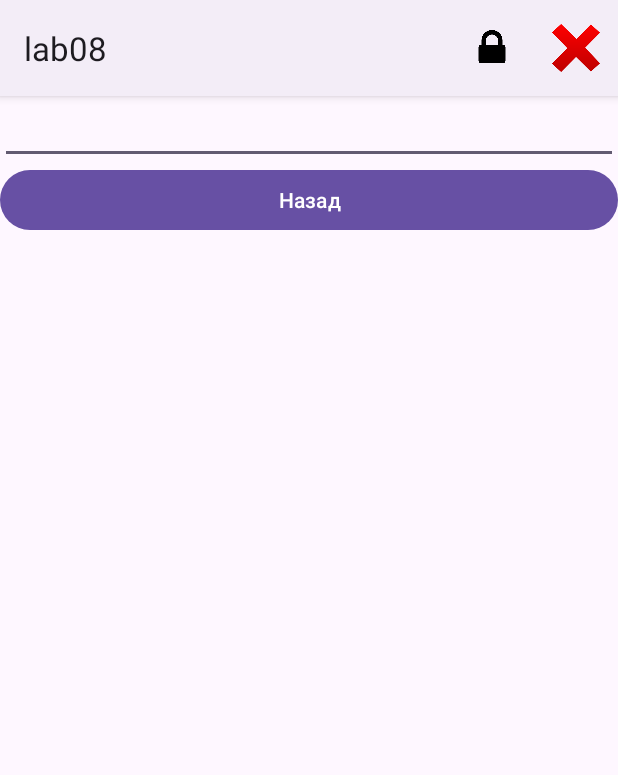
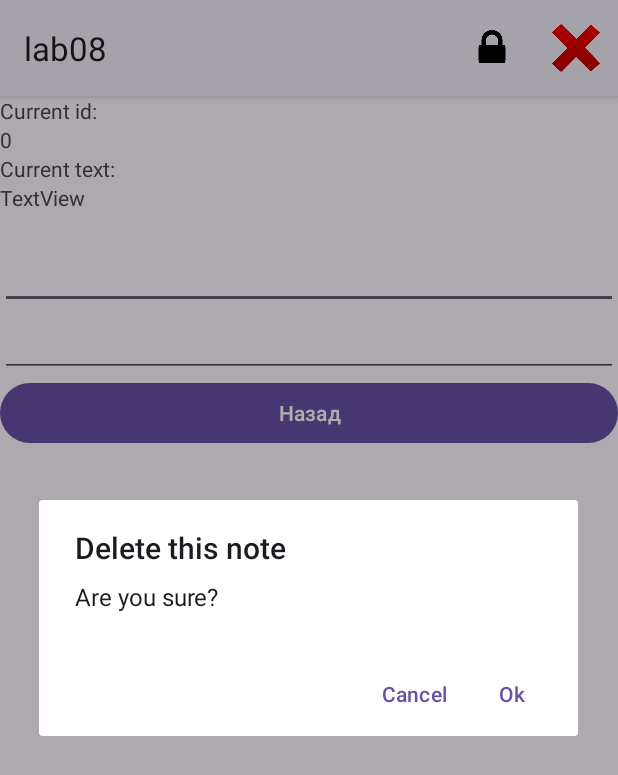
Before and after one commit to Suchimauzic/lab08, an Android app: the Main2Activity screen opened directly, with no data from a screen before it, after a tap on "Item", on a phone screen of 412 x 824 dp. Shown: the top 775 px of the screen. Run offline under Robolectric (Android 15) with nearby library versions, the phone set to English and light mode, and no system bars; 1 statement that could not run was skipped.

Commit message:
Dodelat intarface

```diff
--- a/app/src/main/java/g313/gusev/lab08/DB.java
+++ b/app/src/main/java/g313/gusev/lab08/DB.java
@@ -4,6 +4,7 @@ import android.content.Context;
 import android.database.Cursor;
 import android.database.sqlite.SQLiteDatabase;
 import android.database.sqlite.SQLiteOpenHelper;
+import android.util.Log;
 import android.widget.Toast;
 
 import androidx.annotation.Nullable;
@@ -64,6 +65,8 @@ public class DB  extends SQLiteOpenHelper{
         String sid = String.valueOf(id);
         SQLiteDatabase db = getWritableDatabase();
         String sql = "UPDATE notes SET txt = '" + txt + "' WHERE id = " + sid + ";";
+        //String sql = "UPDATE notes set txt = 'aboba' where id = 3";
+        Log.e("Update completed", "Vse chiki-puki");
         db.execSQL(sql);
     }
 
--- a/app/src/main/java/g313/gusev/lab08/Main2Activity.java
+++ b/app/src/main/java/g313/gusev/lab08/Main2Activity.java
@@ -1,21 +1,28 @@
 package g313.gusev.lab08;
 
 import androidx.annotation.NonNull;
+import androidx.appcompat.app.AlertDialog;
 import androidx.appcompat.app.AppCompatActivity;
 
+import android.annotation.SuppressLint;
+import android.content.DialogInterface;
 import android.content.Intent;
 import android.os.Bundle;
 import android.view.Menu;
 import android.view.MenuItem;
 import android.view.View;
+import android.view.ViewGroup;
 import android.widget.EditText;
+import android.widget.LinearLayout;
+import android.widget.TextView;
 import android.widget.Toast;
 
 public class Main2Activity extends AppCompatActivity {
 
-    EditText txtctl;
+    EditText txtctl, txtId;
     int nid;
-    String ntxt;
+    String txt;
+    TextView tvtxt, idtxt;
 
     @Override
     protected void onCreate(Bundle savedInstanceState) {
@@ -23,10 +30,19 @@ public class Main2Activity extends AppCompatActivity {
         setContentView(R.layout.activity_main2);
 
         txtctl = findViewById(R.id.txt_content);
+        idtxt = findViewById(R.id.txtId);
+        //tvtxt = findViewById(R.id.currentNote);
+        //txtId = findViewById(R.id.txtIdElem);
 
         Intent i = getIntent();
         nid = i.getIntExtra("note-id", 0);
-        ntxt = i.getStringExtra("note-txt");
+        txt = i.getStringExtra("note-txt");
+
+        txt = String.valueOf(txt);
+        tvtxt.setText(txt);
+        idtxt.setText(String.valueOf(nid));
+        //txtId.setText(String.valueOf(nid));
+        //txtctl.setText(txt);
     }
 
     @Override
@@ -43,8 +59,25 @@ public class Main2Activity extends AppCompatActivity {
             g.notes.alterNote(nid, txtctl.getText().toString());
             Toast.makeText(this, "Значения поля было изменено!", Toast.LENGTH_SHORT).show();
         } else if (id == R.id.item_delete) {
-            g.notes.deleteNote(nid);
-            Toast.makeText(this, "Поле удалено!", Toast.LENGTH_SHORT).show();
+            AlertDialog.Builder dialog = new AlertDialog.Builder(this);
+            dialog.setTitle("Delete this note");
+            dialog.setMessage("Are you sure?");
+            dialog.setPositiveButton("Ok",
+                    new DialogInterface.OnClickListener() {
+                        @Override
+                        public void onClick(DialogInterface dialog, int which) {
+                            g.notes.deleteNote(nid);
+                            finish();
+                        }
+                    });
+            dialog.setNegativeButton("Cancel",
+                    new DialogInterface.OnClickListener() {
+                        @Override
+                        public void onClick(DialogInterface dialog, int which) {
+                            dialog.cancel();
+                        }
+                    });
+            dialog.show();
         }
 
         return super.onOptionsItemSelected(item);
--- a/app/src/main/java/g313/gusev/lab08/MainActivity.java
+++ b/app/src/main/java/g313/gusev/lab08/MainActivity.java
@@ -40,7 +40,7 @@ public class MainActivity extends AppCompatActivity {
             mynote n = adp.getItem(position);
             Intent i = new Intent(ctx, Main2Activity.class);
             i.putExtra("note-id", n.id);
-            i.putExtra("note-id", n.txt);
+            i.putExtra("note-txt", n.txt);
             startActivityForResult(i, 404);
         });
 
@@ -55,7 +55,9 @@ public class MainActivity extends AppCompatActivity {
 
     @Override
     protected void onActivityResult(int requestCode, int resultCode, @Nullable Intent data) {
-        update_list();
+        if (requestCode == 404) {
+            update_list();
+        }
         super.onActivityResult(requestCode, resultCode, data);
     }
 
--- a/app/src/main/res/layout/activity_main2.xml
+++ b/app/src/main/res/layout/activity_main2.xml
@@ -2,10 +2,48 @@
 <LinearLayout xmlns:android="http://schemas.android.com/apk/res/android"
     xmlns:app="http://schemas.android.com/apk/res-auto"
     xmlns:tools="http://schemas.android.com/tools"
+    android:id="@+id/txtIdElem"
     android:layout_width="match_parent"
     android:layout_height="match_parent"
     android:orientation="vertical"
     tools:context=".Main2Activity">
+
+    <TextView
+        android:id="@+id/textView4"
+        android:layout_width="match_parent"
+        android:layout_height="wrap_content"
+        android:text="Current id:" />
+
+    <TextView
+        android:id="@+id/txtId"
+        android:layout_width="match_parent"
+        android:layout_height="wrap_content"
+        android:text="TextView" />
+
+    <TextView
+        android:id="@+id/textView"
+        android:layout_width="match_parent"
+        android:layout_height="wrap_content"
+        android:text="Current text:" />
+
+    <TextView
+        android:id="@+id/currentNote"
+        android:layout_width="match_parent"
+        android:layout_height="wrap_content"
+        android:text="TextView" />
+
+    <TextView
+        android:id="@+id/textView3"
+        android:layout_width="match_parent"
+        android:layout_height="wrap_content" />
+
+    <EditText
+        android:id="@+id/editIdTxt"
+        android:layout_width="match_parent"
+        android:layout_height="wrap_content"
+        android:ems="10"
+        android:gravity="start|top"
+        android:inputType="textMultiLine" />
 
     <EditText
         android:id="@+id/txt_content"
```
